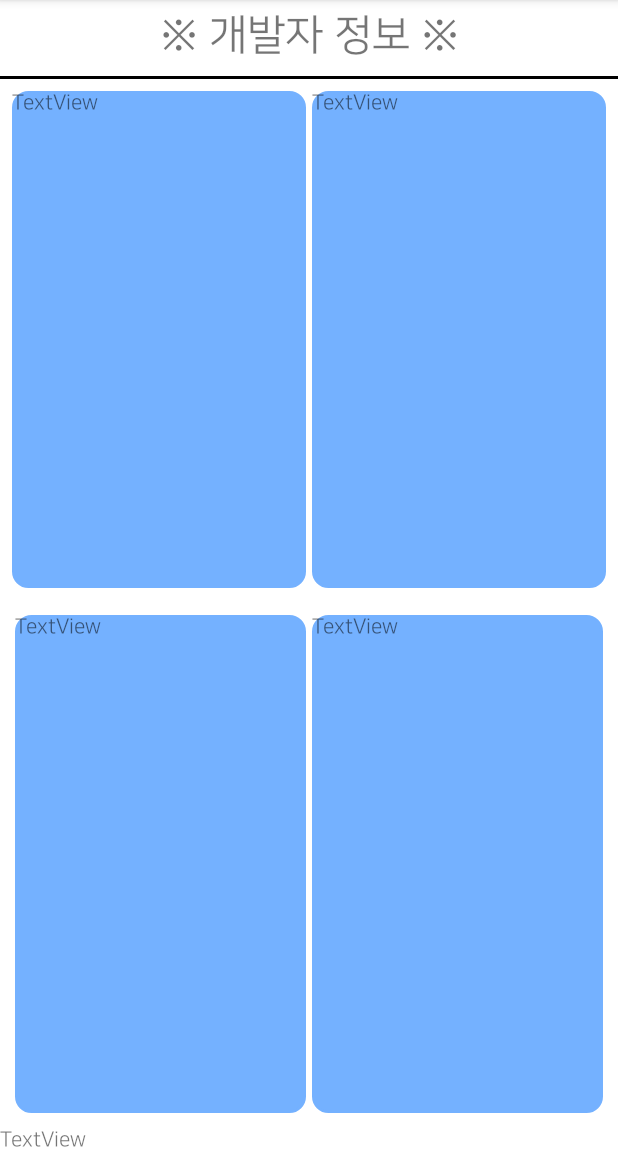
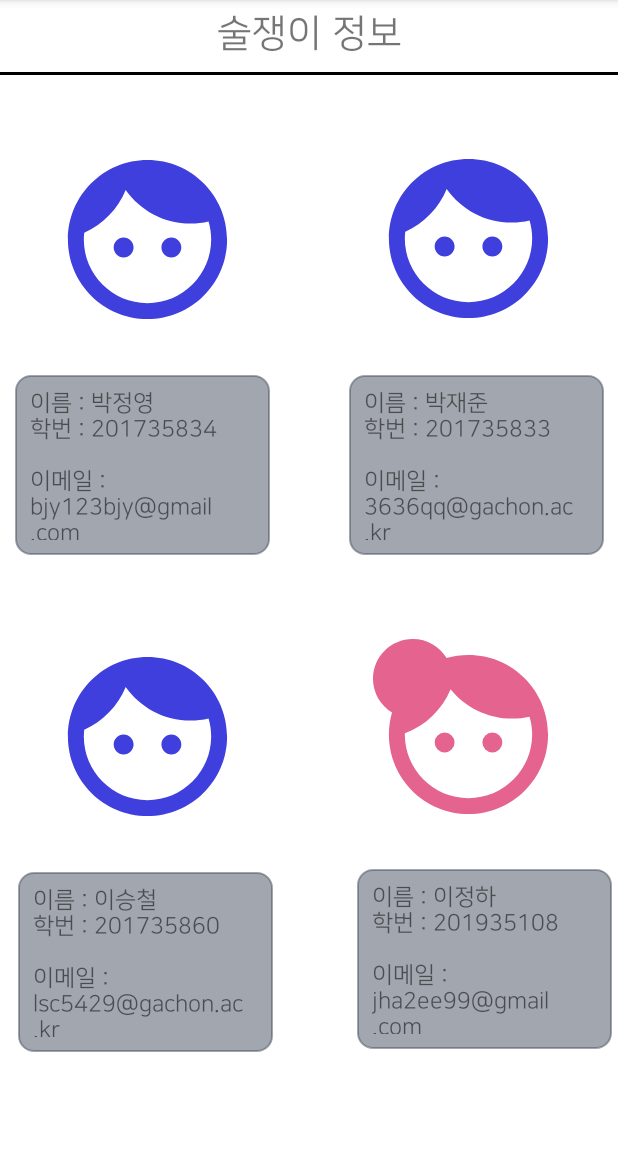
Before and after one commit to WiFros/Alcoholic, an Android app: the fragment HomeFragment shown on its own in the app's theme, on a phone screen of 412 x 824 dp, the part 84-1236 px from its top. Run offline under Robolectric (Android 15) with nearby library versions, the phone set to English and light mode, and no system bars.

Commit message:
Exception in writing post
1. 게시글에 제목이나 본문을 입력하지 않고 확인 버튼 눌렀을 때 게시글로 올라가는 문제 예외처리 - 확인 메시지 출력
2. 개발자 정보 업데이트

```diff
--- a/Alcoholics/app/src/main/java/com/hanul/alcoholic/Community_writing.java
+++ b/Alcoholics/app/src/main/java/com/hanul/alcoholic/Community_writing.java
@@ -5,6 +5,7 @@ import android.content.Intent;
 import android.os.Build;
 import android.os.Bundle;
 import android.provider.MediaStore;
+import android.text.TextUtils;
 import android.view.View;
 import android.widget.Button;
 import android.widget.ImageButton;
@@ -15,6 +16,7 @@ import androidx.annotation.NonNull;
 import androidx.annotation.RequiresApi;
 import androidx.appcompat.app.AlertDialog;
 import androidx.appcompat.app.AppCompatActivity;
+import androidx.fragment.app.FragmentManager;
 
 import com.google.android.gms.tasks.OnCompleteListener;
 import com.google.android.gms.tasks.Task;
@@ -25,6 +27,7 @@ import com.google.firebase.database.DatabaseError;
 import com.google.firebase.database.DatabaseReference;
 import com.google.firebase.database.FirebaseDatabase;
 import com.google.firebase.database.ValueEventListener;
+import com.hanul.alcoholic.Registe.LoginActivity;
 import com.hanul.alcoholic.Registe.UserAccount;
 
 import java.text.SimpleDateFormat;
@@ -78,7 +81,7 @@ public class Community_writing extends AppCompatActivity {
                         }
                         else {
                             writer = String.valueOf(task.getResult().getValue());
-                            Toast.makeText(getApplicationContext(), writer, Toast.LENGTH_SHORT).show();
+                            //Toast.makeText(getApplicationContext(), writer, Toast.LENGTH_SHORT).show();
                         }
                     }
                 });
@@ -87,16 +90,31 @@ public class Community_writing extends AppCompatActivity {
             @RequiresApi(api = Build.VERSION_CODES.O)
             @Override
             public void onClick(View view) {
-                Toast.makeText(getApplicationContext(), "글 업로드 됨", Toast.LENGTH_SHORT).show();
+
+
+                //Toast.makeText(getApplicationContext(), "글 업로드 됨", Toast.LENGTH_SHORT).show();
                 //제목 입력
                 textViewTitle = findViewById(R.id.editTextTitle);
                 title = textViewTitle.getText().toString();
                 //내용 입력
                 textViewContent = findViewById(R.id.editTextContents);
                 contents = textViewContent.getText().toString();
+                //제목이나 글 안썼을 경우 예외처리
+                if (TextUtils.isEmpty(title) || TextUtils.isEmpty(contents)) {
+                    android.app.AlertDialog.Builder caution = new android.app.AlertDialog.Builder(Community_writing.this);
+                    caution.setMessage("제목이나 내용을 확인하세요.");
+                    caution.setNeutralButton("확인", new DialogInterface.OnClickListener() {
+                        @Override
+                        public void onClick(DialogInterface dialog, int which) {}
+                    }).show();
+                }
+                else {
+                    writeNewPost(user.getUid(),writer,title,contents);
+                    finish();
+                }
+                // firebase에 글 저장하기
 
-                // firebase에 글 저장하기
-                writeNewPost(user.getUid(),writer,title,contents);
+
             }
         });
 
--- a/Alcoholics/app/src/main/res/drawable/background_info.xml
+++ b/Alcoholics/app/src/main/res/drawable/background_info.xml
@@ -2,11 +2,11 @@
 <shape xmlns:android="http://schemas.android.com/apk/res/android"
     android:shape="rectangle">
   <stroke
-      android:width="2dp"
-      android:color="#74B1FF"/>
+      android:width="1dp"
+      android:color="#80465061"/>
   <corners android:radius="10dp" />
   <solid
-      android:color="#74B1FF"/>
+      android:color="#80465061"/>
 
 
 </shape>
--- /dev/null
+++ b/Alcoholics/app/src/main/res/drawable/ic_baseline_face_4_f.xml
@@ -0,0 +1,7 @@
+<vector android:height="24dp" android:tint="#E4638F"
+    android:viewportHeight="24" android:viewportWidth="24"
+    android:width="24dp" xmlns:android="http://schemas.android.com/apk/res/android">
+    <path android:fillColor="@android:color/white" android:pathData="M12,2c-0.96,0 -1.88,0.14 -2.75,0.39C8.37,0.96 6.8,0 5,0C2.24,0 0,2.24 0,5c0,1.8 0.96,3.37 2.39,4.25C2.14,10.12 2,11.04 2,12c0,5.52 4.48,10 10,10s10,-4.48 10,-10S17.52,2 12,2zM12,20c-4.41,0 -8,-3.59 -8,-8c0,-0.05 0.01,-0.1 0.01,-0.15c2.6,-0.98 4.68,-2.99 5.74,-5.55C11.58,8.56 14.37,10 17.5,10c0.75,0 1.47,-0.09 2.17,-0.24C19.88,10.47 20,11.22 20,12C20,16.41 16.41,20 12,20z"/>
+    <path android:fillColor="@android:color/white" android:pathData="M9,13m-1.25,0a1.25,1.25 0,1 1,2.5 0a1.25,1.25 0,1 1,-2.5 0"/>
+    <path android:fillColor="@android:color/white" android:pathData="M15,13m-1.25,0a1.25,1.25 0,1 1,2.5 0a1.25,1.25 0,1 1,-2.5 0"/>
+</vector>
--- /dev/null
+++ b/Alcoholics/app/src/main/res/drawable/ic_baseline_face_m.xml
@@ -0,0 +1,5 @@
+<vector android:height="24dp" android:tint="#3F3FDD"
+    android:viewportHeight="24" android:viewportWidth="24"
+    android:width="24dp" xmlns:android="http://schemas.android.com/apk/res/android">
+    <path android:fillColor="@android:color/white" android:pathData="M9,11.75c-0.69,0 -1.25,0.56 -1.25,1.25s0.56,1.25 1.25,1.25 1.25,-0.56 1.25,-1.25 -0.56,-1.25 -1.25,-1.25zM15,11.75c-0.69,0 -1.25,0.56 -1.25,1.25s0.56,1.25 1.25,1.25 1.25,-0.56 1.25,-1.25 -0.56,-1.25 -1.25,-1.25zM12,2C6.48,2 2,6.48 2,12s4.48,10 10,10 10,-4.48 10,-10S17.52,2 12,2zM12,20c-4.41,0 -8,-3.59 -8,-8 0,-0.29 0.02,-0.58 0.05,-0.86 2.36,-1.05 4.23,-2.98 5.21,-5.37C11.07,8.33 14.05,10 17.42,10c0.78,0 1.53,-0.09 2.25,-0.26 0.21,0.71 0.33,1.47 0.33,2.26 0,4.41 -3.59,8 -8,8z"/>
+</vector>
--- a/Alcoholics/app/src/main/res/layout/fragment_community_post.xml
+++ b/Alcoholics/app/src/main/res/layout/fragment_community_post.xml
@@ -58,7 +58,19 @@
 
         <androidx.constraintlayout.widget.ConstraintLayout
             android:layout_width="match_parent"
-            android:layout_height="62dp">
+            android:layout_height="62dp"
+            android:layout_margin="5dp">
+
+            <TextView
+                android:id="@+id/textView6"
+                android:layout_width="wrap_content"
+                android:layout_height="wrap_content"
+                android:layout_margin="5dp"
+                android:text="작성자 : "
+                android:textSize="18sp"
+                app:layout_constraintBottom_toTopOf="@+id/timeline"
+                app:layout_constraintStart_toStartOf="parent"
+                app:layout_constraintTop_toTopOf="parent" />
 
             <TextView
                 android:id="@+id/nickname"
@@ -68,8 +80,11 @@
                 android:text="Sample nickname"
                 android:textSize="18sp"
                 app:layout_constraintBottom_toTopOf="@+id/timeline"
-                app:layout_constraintStart_toStartOf="parent"
-                app:layout_constraintTop_toTopOf="parent" />
+                app:layout_constraintEnd_toEndOf="parent"
+                app:layout_constraintHorizontal_bias="0.0"
+                app:layout_constraintStart_toEndOf="@+id/textView6"
+                app:layout_constraintTop_toTopOf="parent"
+                app:layout_constraintVertical_bias="0.523" />
 
             <TextView
                 android:id="@+id/timeline"
@@ -125,6 +140,7 @@
             android:id="@+id/reply_recycleView"
             android:layout_width="match_parent"
             android:layout_height="match_parent"
+            android:layout_margin="5dp"
             />
 
 
--- a/Alcoholics/app/src/main/res/layout/fragment_home.xml
+++ b/Alcoholics/app/src/main/res/layout/fragment_home.xml
@@ -1,5 +1,6 @@
 <?xml version="1.0" encoding="utf-8"?>
 <LinearLayout xmlns:android="http://schemas.android.com/apk/res/android"
+    xmlns:app="http://schemas.android.com/apk/res-auto"
     xmlns:tools="http://schemas.android.com/tools"
     android:layout_width="match_parent"
     android:layout_height="match_parent"
@@ -13,8 +14,8 @@
         android:layout_marginTop="8dp"
         android:layout_marginEnd="8dp"
         android:textAlignment="center"
-        android:text="※ 개발자 정보 ※"
-        android:textSize="28sp"
+        android:text="술쟁이 정보"
+        android:textSize="25sp"
         />
     <View
         android:layout_width="match_parent"
@@ -22,59 +23,132 @@
         android:layout_marginTop="11dp"
         android:background="#000000" />
 
-    <LinearLayout
+    <androidx.constraintlayout.widget.ConstraintLayout
         android:layout_width="match_parent"
-        android:layout_height="wrap_content"
-        android:layout_weight="1"
-        android:padding="6dp"
-        android:orientation="horizontal">
+        android:layout_height="match_parent">
+
         <TextView
-            android:id="@+id/textView1"
-            android:layout_width="match_parent"
-            android:layout_height="match_parent"
+            android:id="@+id/textView3"
+            android:layout_width="170dp"
+            android:layout_height="120dp"
             android:layout_margin="2dp"
             android:layout_weight="1"
-            android:text="TextView"
-            android:background="@drawable/background_info"/>
+            android:background="@drawable/background_info"
+            android:padding="10dp"
+            android:text="이름 : 박정영\n학번 : 201735834\n\n이메일 : bjy123bjy@gmail.com"
+            android:textSize="15sp"
+            app:layout_constraintBottom_toBottomOf="parent"
+            app:layout_constraintEnd_toEndOf="parent"
+            app:layout_constraintHorizontal_bias="0.033"
+            app:layout_constraintStart_toStartOf="parent"
+            app:layout_constraintTop_toTopOf="parent"
+            app:layout_constraintVertical_bias="0.333" />
+
+        <ImageView
+            android:id="@+id/imageView3"
+            android:layout_width="146dp"
+            android:layout_height="127dp"
+            app:layout_constraintBottom_toBottomOf="parent"
+            app:layout_constraintEnd_toEndOf="parent"
+            app:layout_constraintHorizontal_bias="0.094"
+            app:layout_constraintStart_toStartOf="parent"
+            app:layout_constraintTop_toTopOf="parent"
+            app:layout_constraintVertical_bias="0.078"
+            app:srcCompat="@drawable/ic_baseline_face_m" />
+
         <TextView
-            android:id="@+id/textView2"
-            android:layout_width="match_parent"
-            android:layout_height="match_parent"
+            android:id="@+id/textView4"
+            android:layout_width="170dp"
+            android:layout_height="120dp"
             android:layout_margin="2dp"
             android:layout_weight="1"
-            android:text="TextView"
-            android:background="@drawable/background_info"/>
-    </LinearLayout>
-    <LinearLayout
-        android:layout_width="match_parent"
-        android:layout_height="wrap_content"
-        android:layout_margin="2dp"
-        android:layout_weight="1"
-        android:padding="6dp"
-        android:orientation="horizontal">
+            android:background="@drawable/background_info"
+            android:padding="10dp"
+            android:text="이름 : 박재준\n학번 : 201735833\n\n이메일 : 3636qq@gachon.ac.kr"
+            android:textSize="15sp"
+            app:layout_constraintBottom_toBottomOf="parent"
+            app:layout_constraintEnd_toEndOf="parent"
+            app:layout_constraintHorizontal_bias="0.97"
+            app:layout_constraintStart_toStartOf="parent"
+            app:layout_constraintTop_toTopOf="parent"
+            app:layout_constraintVertical_bias="0.333" />
+
+        <ImageView
+            android:id="@+id/imageView2"
+            android:layout_width="146dp"
+            android:layout_height="127dp"
+            app:layout_constraintBottom_toBottomOf="parent"
+            app:layout_constraintEnd_toEndOf="parent"
+            app:layout_constraintHorizontal_bias="0.901"
+            app:layout_constraintStart_toStartOf="parent"
+            app:layout_constraintTop_toTopOf="parent"
+            app:layout_constraintVertical_bias="0.077"
+            app:srcCompat="@drawable/ic_baseline_face_m" />
+
         <TextView
-            android:id="@+id/textView3"
-            android:layout_width="match_parent"
-            android:layout_height="match_parent"
+            android:id="@+id/textView5"
+            android:layout_width="170dp"
+            android:layout_height="120dp"
             android:layout_margin="2dp"
             android:layout_weight="1"
-            android:text="TextView"
-            android:background="@drawable/background_info"/>
+            android:background="@drawable/background_info"
+            android:padding="10dp"
+            android:text="이름 : 이승철\n학번 : 201735860\n\n이메일 : lsc5429@gachon.ac.kr"
+
+            android:textSize="15sp"
+            app:layout_constraintBottom_toBottomOf="parent"
+            app:layout_constraintEnd_toEndOf="parent"
+            app:layout_constraintHorizontal_bias="0.041"
+            app:layout_constraintStart_toStartOf="parent"
+            app:layout_constraintTop_toTopOf="parent"
+            app:layout_constraintVertical_bias="0.891" />
+
+        <ImageView
+            android:id="@+id/imageView4"
+            android:layout_width="146dp"
+            android:layout_height="127dp"
+
+            app:layout_constraintBottom_toBottomOf="parent"
+            app:layout_constraintEnd_toEndOf="parent"
+            app:layout_constraintHorizontal_bias="0.094"
+            app:layout_constraintStart_toStartOf="parent"
+            app:layout_constraintTop_toTopOf="parent"
+            app:layout_constraintVertical_bias="0.639"
+            app:srcCompat="@drawable/ic_baseline_face_m" />
+
         <TextView
-            android:id="@+id/textView4"
-            android:layout_width="match_parent"
-            android:layout_height="match_parent"
+            android:id="@+id/textView6"
+            android:layout_width="170dp"
+            android:layout_height="120dp"
+            android:layout_margin="2dp"
             android:layout_weight="1"
-            android:layout_margin="2dp"
-            android:text="TextView"
-            android:background="@drawable/background_info"/>
-    </LinearLayout>
+            android:background="@drawable/background_info"
+            android:padding="10dp"
+            android:text="이름 : 이정하\n학번 : 201935108\n\n이메일 : jha2ee99@gmail.com"
 
-    <TextView
-        android:id="@+id/textView5"
-        android:layout_width="match_parent"
-        android:layout_height="wrap_content"
-        android:text="TextView" />
+            android:textSize="15sp"
+            app:layout_constraintBottom_toBottomOf="parent"
+            app:layout_constraintEnd_toEndOf="parent"
+            app:layout_constraintHorizontal_bias="0.991"
+            app:layout_constraintStart_toStartOf="parent"
+            app:layout_constraintTop_toTopOf="parent"
+            app:layout_constraintVertical_bias="0.888" />
+
+        <ImageView
+            android:id="@+id/imageView5"
+            android:layout_width="146dp"
+            android:layout_height="127dp"
+
+
+            app:layout_constraintBottom_toBottomOf="parent"
+            app:layout_constraintEnd_toEndOf="parent"
+            app:layout_constraintHorizontal_bias="0.901"
+            app:layout_constraintStart_toStartOf="parent"
+            app:layout_constraintTop_toTopOf="parent"
+            app:layout_constraintVertical_bias="0.637"
+            app:srcCompat="@drawable/ic_baseline_face_4_f" />
+
+    </androidx.constraintlayout.widget.ConstraintLayout>
 
 
 </LinearLayout>
```
